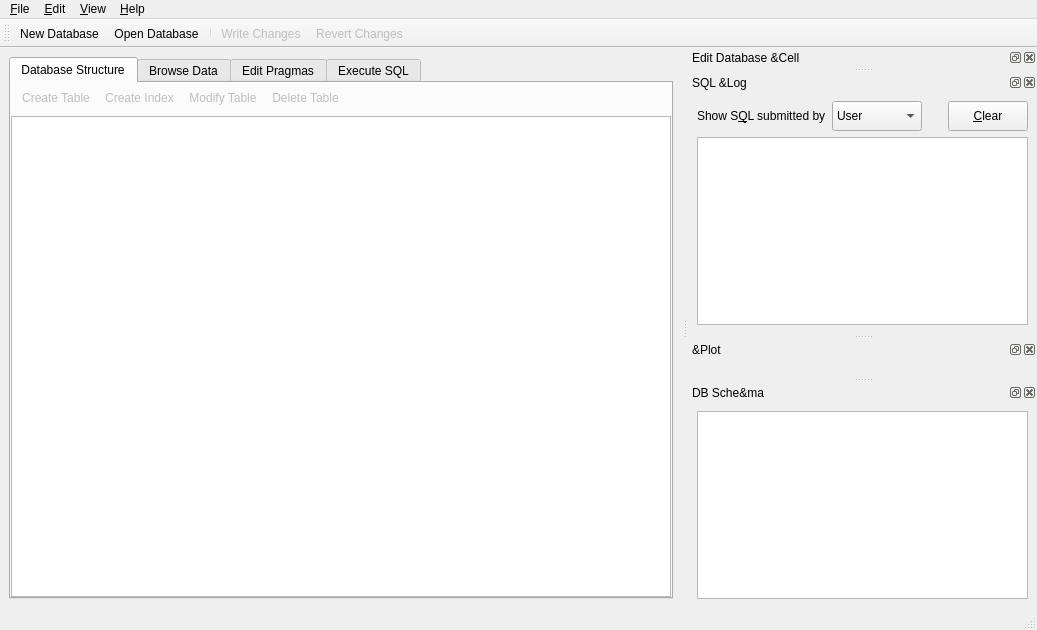
sqlitebrowser/sqlitebrowser, file src/MainWindow.ui: the form before one commit.
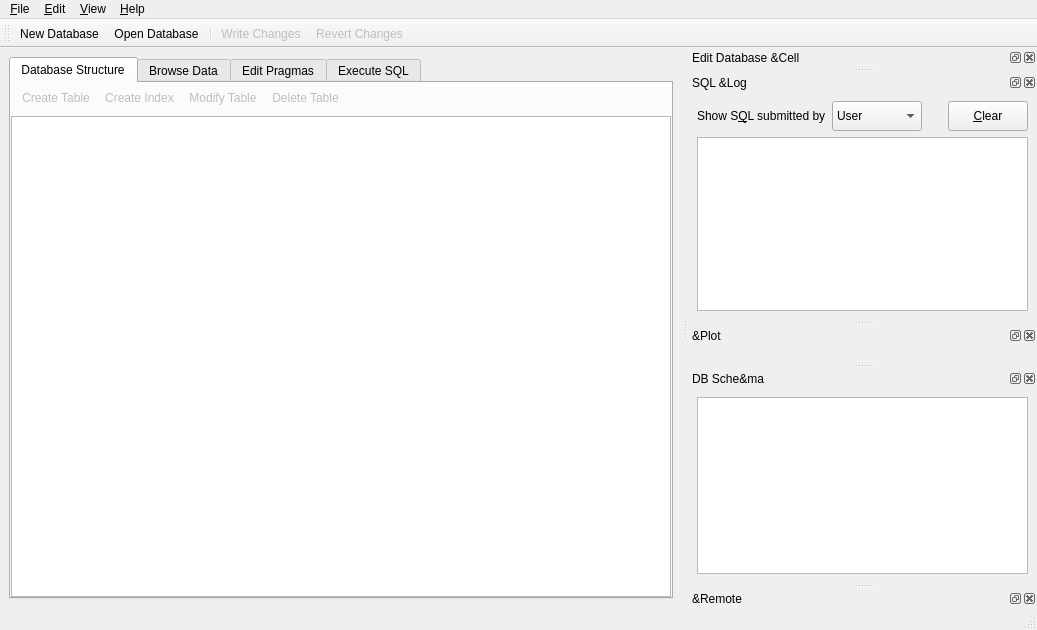
The form after the commit. Icons and pictures are not drawn. Custom widgets are drawn as their Qt base class.

Commit message: dbhub: Add remote dock with directory browsing support

```diff
--- a/src/MainWindow.ui
+++ b/src/MainWindow.ui
@@ -1120,6 +1120,15 @@
     </layout>
    </widget>
   </widget>
+  <widget class="QDockWidget" name="dockRemote">
+   <property name="windowTitle">
+    <string>&amp;Remote</string>
+   </property>
+   <attribute name="dockWidgetArea">
+    <number>2</number>
+   </attribute>
+   <widget class="QWidget" name="dockWidgetContents_5"/>
+  </widget>
   <action name="fileNewAction">
    <property name="icon">
     <iconset resource="icons/icons.qrc">
```
Left out of the diff: 6 changed lines with no effect on the pictures. The commit also changes 15 other files.
